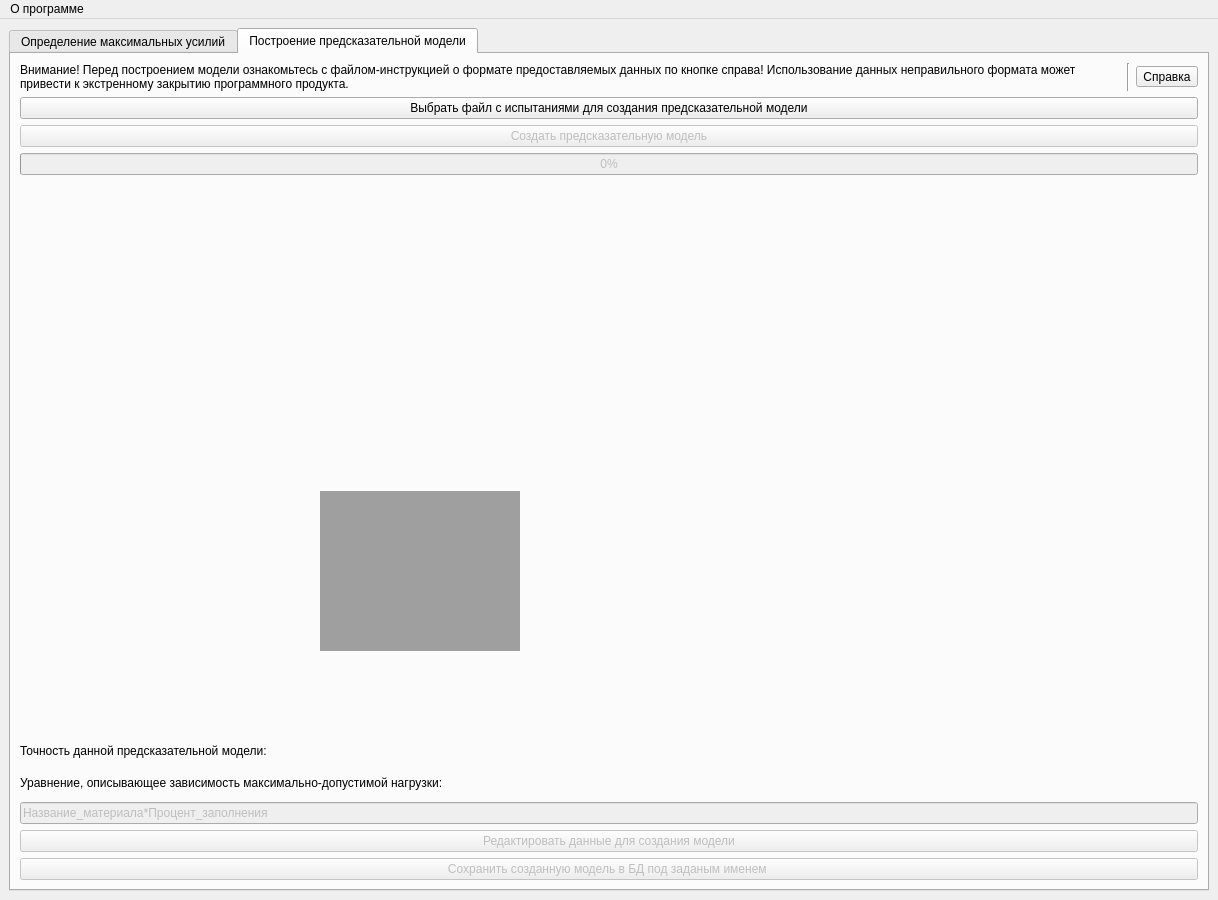
Qt form UI's/new_window.ui (gruzdev-as/Least_square_app) before a commit.
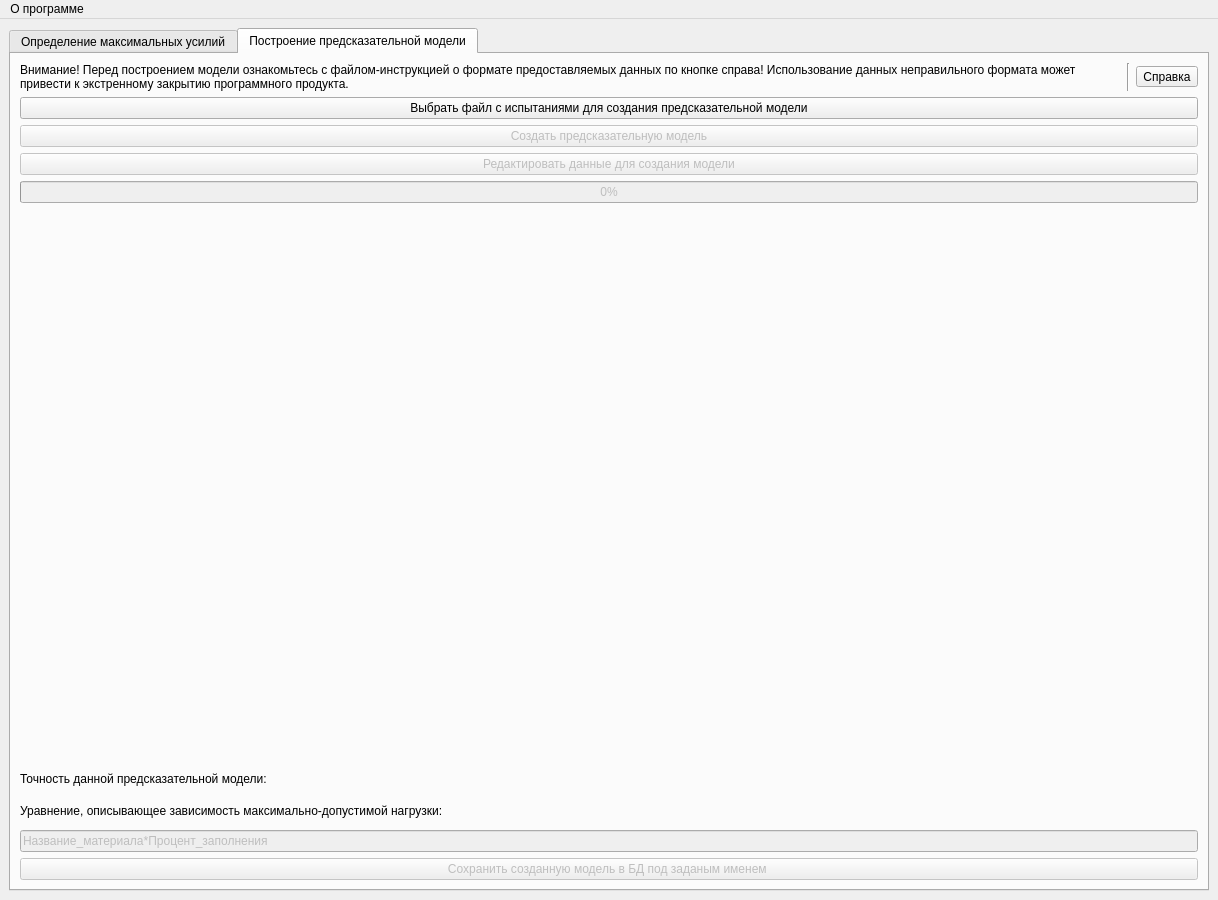
The same form after that commit. The open tabs and pages were chosen to show the change.

Commit message: design changed, regression fixed, buttons works

What changed in the file:
```diff
--- a/UI's/new_window.ui
+++ b/UI's/new_window.ui
@@ -230,6 +230,16 @@
           </property>
          </widget>
         </item>
+        <item>
+         <widget class="QPushButton" name="build_editdata_button">
+          <property name="enabled">
+           <bool>false</bool>
+          </property>
+          <property name="text">
+           <string>Редактировать данные для создания модели</string>
+          </property>
+         </widget>
+        </item>
         <item>
          <widget class="QProgressBar" name="build_progresbar">
           <property name="enabled">
@@ -248,16 +258,6 @@
             <height>550</height>
            </size>
           </property>
-          <widget class="QMdiArea" name="mdiArea">
-           <property name="geometry">
-            <rect>
-             <x>300</x>
-             <y>310</y>
-             <width>200</width>
-             <height>160</height>
-            </rect>
-           </property>
-          </widget>
          </widget>
         </item>
         <item>
@@ -282,15 +282,8 @@
           <property name="text">
            <string>Название_материала*Процент_заполнения</string>
           </property>
-         </widget>
-        </item>
-        <item>
-         <widget class="QPushButton" name="build_editdata_button">
-          <property name="enabled">
-           <bool>false</bool>
-          </property>
-          <property name="text">
-           <string>Редактировать данные для создания модели</string>
+          <property name="maxLength">
+           <number>100</number>
           </property>
          </widget>
         </item>
```
The commit also changes 4 other files.
